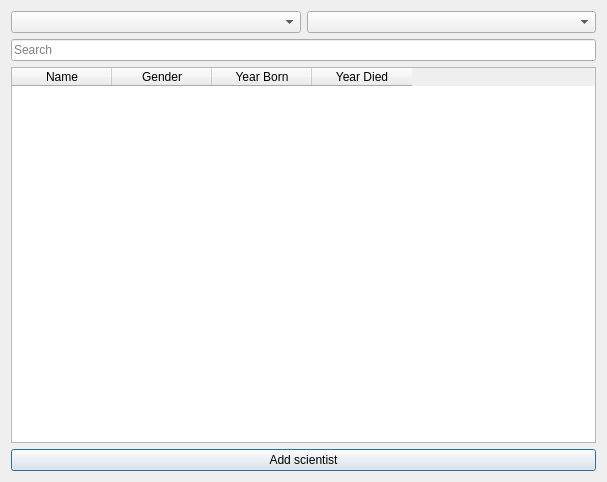
First picture: the form in EndurvinnslustöðATeam/Skil3/Ui/scientistsdisplay.ui, repository trunti/verklegtn-m, before the edit.
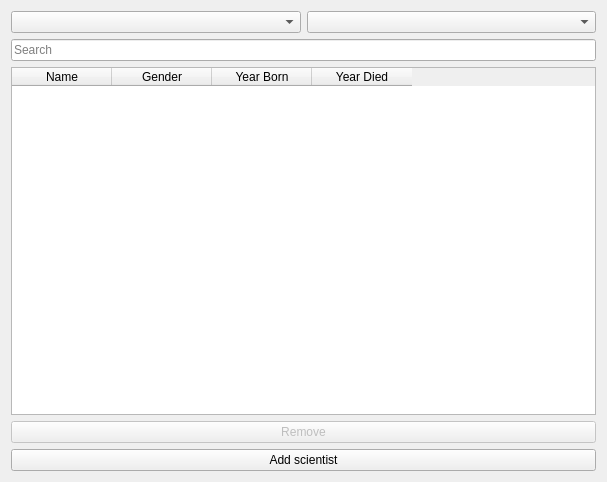
Second picture: the form after the edit.

```diff
--- a/EndurvinnslustöðATeam/Skil3/Ui/scientistsdisplay.ui
+++ b/EndurvinnslustöðATeam/Skil3/Ui/scientistsdisplay.ui
@@ -55,6 +55,16 @@
      </column>
     </widget>
    </item>
+   <item>
+    <widget class="QPushButton" name="Button_remove_sci">
+     <property name="enabled">
+      <bool>false</bool>
+     </property>
+     <property name="text">
+      <string>Remove</string>
+     </property>
+    </widget>
+   </item>
    <item>
     <widget class="QPushButton" name="pushButton_add_scientist">
      <property name="text">
```
